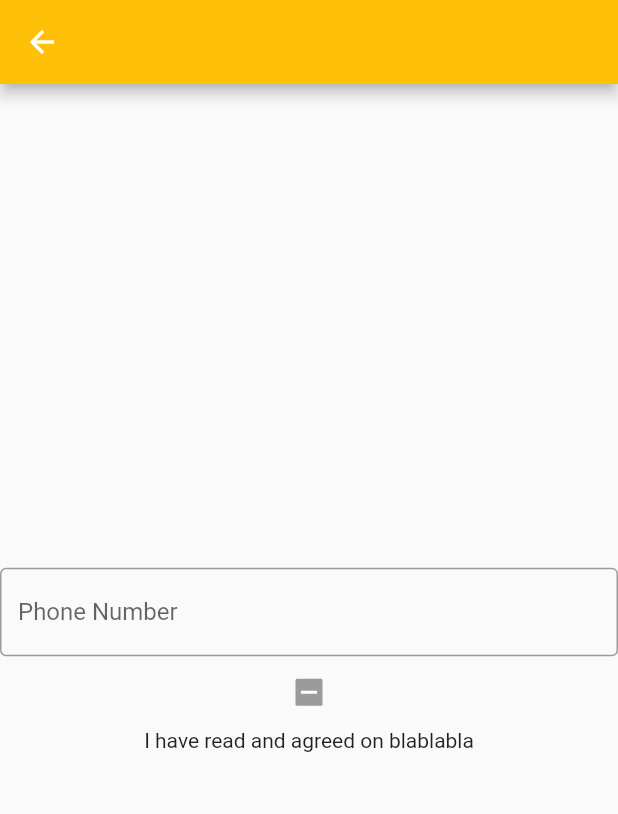
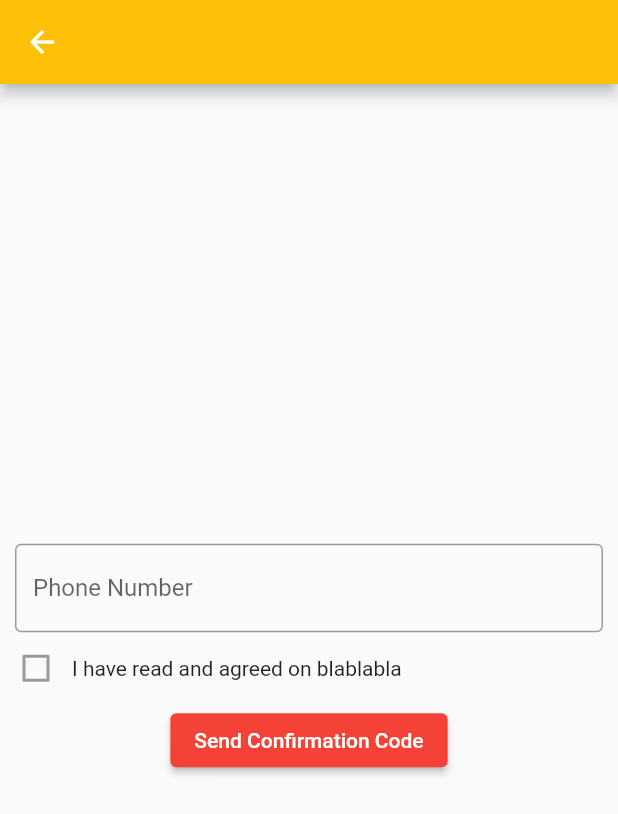
Before and after one commit to MTiryaki/quakekit, a Flutter app: the PagePhoneHom screen opened directly, on a phone screen of 412 x 824 dp. Shown: the top 814 px of the screen. Run offline on Flutter 3.47's test engine with Material 2 defaults, Android fonts, the phone set to English and light mode, and no system bars.

Commit message:
big yeet

```diff
--- a/lib/main.dart
+++ b/lib/main.dart
@@ -1,4 +1,5 @@
 import 'package:flutter/material.dart';
+import 'package:flutter/services.dart';
 
 void main() {
   runApp(QuakeApp());
@@ -145,7 +146,12 @@ class PageSomethingElse extends StatelessWidget {
   }
 }
 
-class PagePhoneHom extends StatelessWidget {
+class PagePhoneHom extends StatefulWidget {
+  @override
+  _PagePhoneHomState createState() => _PagePhoneHomState();
+}
+
+class _PagePhoneHomState extends State<PagePhoneHom> {
   @override
   Widget build(BuildContext context) {
     return Scaffold(
@@ -157,18 +163,48 @@ class PagePhoneHom extends StatelessWidget {
           mainAxisAlignment: MainAxisAlignment.center,
           children: [
             Container(
+                padding: const EdgeInsets.symmetric(horizontal: 10.0),
                 child: TextField(
+                  // inputFormatters: [
+                  //   FilteringTextInputFormatter.allow(
+                  //       RegExp("[0123456789+]")) //TODO: reconsider regex?
+                  // ],
+                  maxLines: 1,
+                  //maxLength: 20, //TODO: reconsider?
+                  keyboardType: TextInputType.phone,
                   autocorrect: false,
                   decoration: InputDecoration(
                     border: OutlineInputBorder(),
                     labelText: 'Phone Number',
                   ),
                 )),
-            Checkbox(value: null, tristate: true, onChanged: null),
+            Container(
+                child:
+                    Row(mainAxisAlignment: MainAxisAlignment.start, children: [
+              Checkbox(
+                  value: false, onChanged: null), //TODO: validation of check
               Text("I have read and agreed on blablabla"),
+            ])),
+            ElevatedButton(
+              onPressed: () {
+                Navigator.push(
+                    context,
+                    MaterialPageRoute(
+                        builder: (context) => PagePhoneConfirm()));
+              },
+              child: Text("Send Confirmation Code"),
+            ),
           ],
         ),
       ),
     );
   }
 }
+
+class PagePhoneConfirm extends StatelessWidget {
+  @override
+  Widget build(BuildContext context) {
+    // TODO: implement build
+    throw UnimplementedError();
+  }
+}
```
Lines whose indentation alone changed are shown as unchanged.
